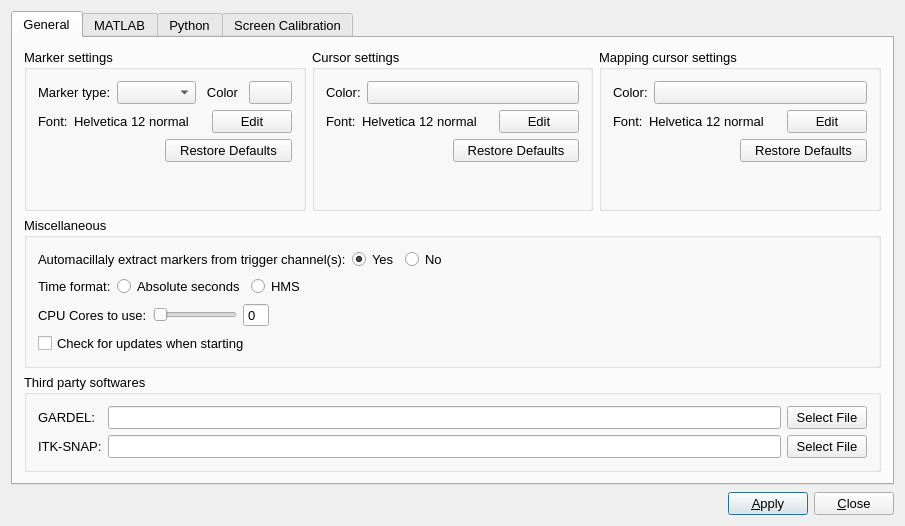
Qt form src/AnyWave/Prefs/AwPrefsDial.ui (HIP-infrastructure/anywave-code) before a commit.
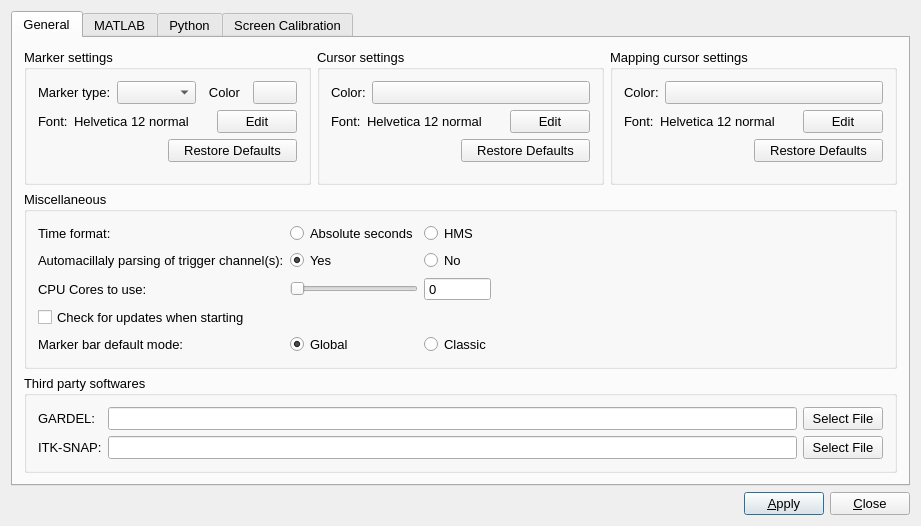
The same form after that commit. The open tabs and pages were chosen to show the change. Icons and pictures are not drawn.

```diff
--- a/src/AnyWave/Prefs/AwPrefsDial.ui
+++ b/src/AnyWave/Prefs/AwPrefsDial.ui
@@ -6,7 +6,7 @@
    <rect>
     <x>0</x>
     <y>0</y>
-    <width>905</width>
+    <width>921</width>
     <height>526</height>
    </rect>
   </property>
@@ -47,7 +47,7 @@
       <attribute name="title">
        <string>General</string>
       </attribute>
-      <layout class="QVBoxLayout" name="verticalLayout_7">
+      <layout class="QVBoxLayout" name="verticalLayout_6">
        <item>
         <layout class="QHBoxLayout" name="horizontalLayout_12">
          <item>
@@ -452,126 +452,31 @@
          <property name="title">
           <string>Miscellaneous</string>
          </property>
-         <layout class="QVBoxLayout" name="verticalLayout_6">
+         <layout class="QVBoxLayout" name="verticalLayout_7">
           <item>
-           <layout class="QHBoxLayout" name="horizontalLayout_3">
-            <item>
-             <widget class="QLabel" name="label_5">
-              <property name="toolTip">
-               <string>Choose Yes if you want Anywave to ask for events extraction each time a file with trigger channel(s) is open.</string>
-              </property>
+           <layout class="QGridLayout" name="gridLayout_3">
+            <item row="3" column="0">
+             <widget class="QCheckBox" name="checkBoxUpdates">
               <property name="text">
-               <string>Automacillaly extract markers from trigger channel(s):</string>
+               <string>Check for updates when starting</string>
               </property>
              </widget>
             </item>
-            <item>
-             <widget class="QRadioButton" name="radioTriggerParserOn">
-              <property name="text">
-               <string notr="true">Yes</string>
-              </property>
-              <property name="shortcut">
-               <string notr="true"/>
-              </property>
-              <property name="checked">
-               <bool>true</bool>
-              </property>
-              <attribute name="buttonGroup">
-               <string notr="true">buttonGroup_2</string>
-              </attribute>
-             </widget>
-            </item>
-            <item>
-             <widget class="QRadioButton" name="radioTriggerParserOff">
-              <property name="text">
-               <string>No</string>
-              </property>
-              <attribute name="buttonGroup">
-               <string notr="true">buttonGroup_2</string>
-              </attribute>
-             </widget>
-            </item>
-            <item>
-             <spacer name="horizontalSpacer_5">
-              <property name="orientation">
-               <enum>Qt::Horizontal</enum>
-              </property>
-              <property name="sizeHint" stdset="0">
-               <size>
-                <width>446</width>
-                <height>20</height>
-               </size>
-              </property>
-             </spacer>
-            </item>
-           </layout>
-          </item>
-          <item>
-           <layout class="QHBoxLayout" name="horizontalLayout_6">
-            <item>
+            <item row="0" column="0">
              <widget class="QLabel" name="label_12">
               <property name="text">
                <string>Time format:</string>
               </property>
              </widget>
             </item>
-            <item>
-             <widget class="QRadioButton" name="radioHMSOff">
-              <property name="sizePolicy">
-               <sizepolicy hsizetype="Preferred" vsizetype="Fixed">
-                <horstretch>0</horstretch>
-                <verstretch>0</verstretch>
-               </sizepolicy>
-              </property>
-              <property name="text">
-               <string>Absolute seconds</string>
-              </property>
-              <attribute name="buttonGroup">
-               <string notr="true">buttonGroup</string>
-              </attribute>
-             </widget>
-            </item>
-            <item>
-             <widget class="QRadioButton" name="radioHMSOn">
-              <property name="sizePolicy">
-               <sizepolicy hsizetype="Preferred" vsizetype="Fixed">
-                <horstretch>0</horstretch>
-                <verstretch>0</verstretch>
-               </sizepolicy>
-              </property>
-              <property name="text">
-               <string>HMS</string>
-              </property>
-              <attribute name="buttonGroup">
-               <string notr="true">buttonGroup</string>
-              </attribute>
-             </widget>
-            </item>
-            <item>
-             <spacer name="horizontalSpacer_7">
-              <property name="orientation">
-               <enum>Qt::Horizontal</enum>
-              </property>
-              <property name="sizeHint" stdset="0">
-               <size>
-                <width>24</width>
-                <height>20</height>
-               </size>
-              </property>
-             </spacer>
-            </item>
-           </layout>
-          </item>
-          <item>
-           <layout class="QHBoxLayout" name="horizontalLayout_7">
-            <item>
+            <item row="2" column="0">
              <widget class="QLabel" name="label_15">
               <property name="text">
                <string>CPU Cores to use:</string>
               </property>
              </widget>
             </item>
-            <item>
+            <item row="2" column="1">
              <widget class="QSlider" name="sliderCPU">
               <property name="sizePolicy">
                <sizepolicy hsizetype="Preferred" vsizetype="Fixed">
@@ -596,7 +501,33 @@
               </property>
              </widget>
             </item>
-            <item>
+            <item row="1" column="0">
+             <widget class="QLabel" name="label_5">
+              <property name="toolTip">
+               <string>Choose Yes if you want Anywave to ask for events extraction each time a file with trigger channel(s) is open.</string>
+              </property>
+              <property name="text">
+               <string>Automacillaly parsing of trigger channel(s):</string>
+              </property>
+             </widget>
+            </item>
+            <item row="1" column="1">
+             <widget class="QRadioButton" name="radioTriggerParserOn">
+              <property name="text">
+               <string notr="true">Yes</string>
+              </property>
+              <property name="shortcut">
+               <string notr="true"/>
+              </property>
+              <property name="checked">
+               <bool>true</bool>
+              </property>
+              <attribute name="buttonGroup">
+               <string notr="true">buttonGroup_3</string>
+              </attribute>
+             </widget>
+            </item>
+            <item row="2" column="2">
              <widget class="QSpinBox" name="spinCPU">
               <property name="readOnly">
                <bool>true</bool>
@@ -606,38 +537,138 @@
               </property>
              </widget>
             </item>
-            <item>
+            <item row="1" column="2">
+             <widget class="QRadioButton" name="radioTriggerParserOff">
+              <property name="text">
+               <string>No</string>
+              </property>
+              <attribute name="buttonGroup">
+               <string notr="true">buttonGroup_3</string>
+              </attribute>
+             </widget>
+            </item>
+            <item row="0" column="1">
+             <widget class="QRadioButton" name="radioHMSOff">
+              <property name="sizePolicy">
+               <sizepolicy hsizetype="Preferred" vsizetype="Fixed">
+                <horstretch>0</horstretch>
+                <verstretch>0</verstretch>
+               </sizepolicy>
+              </property>
+              <property name="text">
+               <string>Absolute seconds</string>
+              </property>
+              <attribute name="buttonGroup">
+               <string notr="true">buttonGroup</string>
+              </attribute>
+             </widget>
+            </item>
+            <item row="0" column="2">
+             <widget class="QRadioButton" name="radioHMSOn">
+              <property name="sizePolicy">
+               <sizepolicy hsizetype="Preferred" vsizetype="Fixed">
+                <horstretch>0</horstretch>
+                <verstretch>0</verstretch>
+               </sizepolicy>
+              </property>
+              <property name="text">
+               <string>HMS</string>
+              </property>
+              <attribute name="buttonGroup">
+               <string notr="true">buttonGroup</string>
+              </attribute>
+             </widget>
+            </item>
+            <item row="2" column="3">
              <spacer name="horizontalSpacer_8">
               <property name="orientation">
                <enum>Qt::Horizontal</enum>
               </property>
               <property name="sizeHint" stdset="0">
                <size>
-                <width>45</width>
+                <width>205</width>
                 <height>20</height>
                </size>
               </property>
              </spacer>
             </item>
-           </layout>
-          </item>
-          <item>
-           <layout class="QHBoxLayout" name="horizontalLayout_15">
-            <item>
-             <widget class="QCheckBox" name="checkBoxUpdates">
-              <property name="text">
-               <string>Check for updates when starting</string>
+            <item row="1" column="3">
+             <spacer name="horizontalSpacer_5">
+              <property name="orientation">
+               <enum>Qt::Horizontal</enum>
               </property>
-             </widget>
+              <property name="sizeHint" stdset="0">
+               <size>
+                <width>204</width>
+                <height>20</height>
+               </size>
+              </property>
+             </spacer>
             </item>
-            <item>
+            <item row="0" column="3">
+             <spacer name="horizontalSpacer_7">
+              <property name="orientation">
+               <enum>Qt::Horizontal</enum>
+              </property>
+              <property name="sizeHint" stdset="0">
+               <size>
+                <width>204</width>
+                <height>20</height>
+               </size>
+              </property>
+             </spacer>
+            </item>
+            <item row="3" column="1" colspan="3">
              <spacer name="horizontalSpacer_9">
               <property name="orientation">
                <enum>Qt::Horizontal</enum>
               </property>
               <property name="sizeHint" stdset="0">
                <size>
-                <width>46</width>
+                <width>109</width>
+                <height>20</height>
+               </size>
+              </property>
+             </spacer>
+            </item>
+            <item row="4" column="0">
+             <widget class="QLabel" name="label_4">
+              <property name="text">
+               <string>Marker bar default mode:</string>
+              </property>
+             </widget>
+            </item>
+            <item row="4" column="1">
+             <widget class="QRadioButton" name="radioMarkerGlobal">
+              <property name="text">
+               <string>Global</string>
+              </property>
+              <property name="checked">
+               <bool>true</bool>
+              </property>
+              <attribute name="buttonGroup">
+               <string notr="true">buttonGroup_2</string>
+              </attribute>
+             </widget>
+            </item>
+            <item row="4" column="2">
+             <widget class="QRadioButton" name="radioMarkerClassic">
+              <property name="text">
+               <string>Classic</string>
+              </property>
+              <attribute name="buttonGroup">
+               <string notr="true">buttonGroup_2</string>
+              </attribute>
+             </widget>
+            </item>
+            <item row="4" column="3">
+             <spacer name="horizontalSpacer_11">
+              <property name="orientation">
+               <enum>Qt::Horizontal</enum>
+              </property>
+              <property name="sizeHint" stdset="0">
+               <size>
+                <width>205</width>
                 <height>20</height>
                </size>
               </property>
```
Left out of the diff: 18 changed lines with no effect on the pictures.
